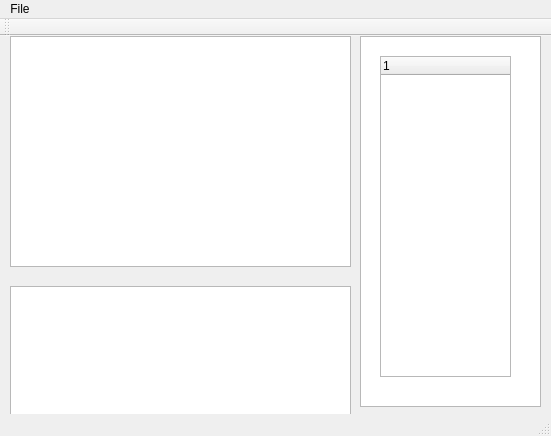
The window that SpsPPsParser/mainwindow.ui (tiancai1912/xiba) describes before a commit, drawn with Qt 5.
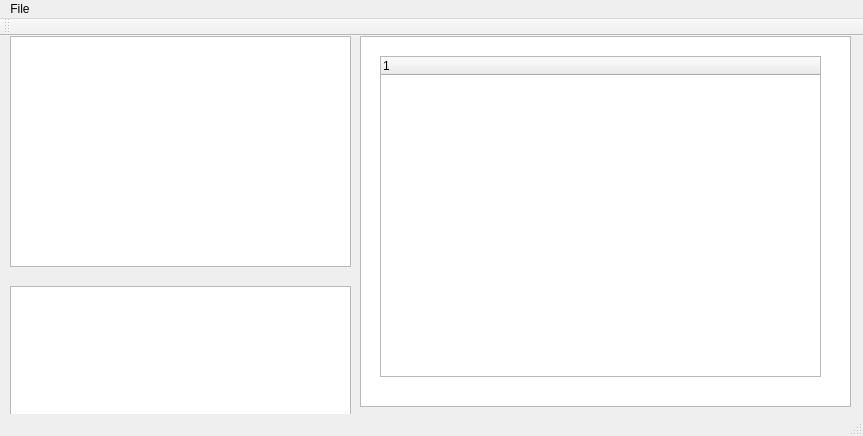
The same window after the commit.

Patch:
```diff
--- a/SpsPPsParser/mainwindow.ui
+++ b/SpsPPsParser/mainwindow.ui
@@ -6,7 +6,7 @@
    <rect>
     <x>0</x>
     <y>0</y>
-    <width>551</width>
+    <width>863</width>
     <height>436</height>
    </rect>
   </property>
@@ -39,7 +39,7 @@
      <rect>
       <x>360</x>
       <y>0</y>
-      <width>181</width>
+      <width>491</width>
       <height>371</height>
      </rect>
     </property>
@@ -49,7 +49,7 @@
      <rect>
       <x>380</x>
       <y>20</y>
-      <width>131</width>
+      <width>441</width>
       <height>321</height>
      </rect>
     </property>
@@ -65,7 +65,7 @@
     <rect>
      <x>0</x>
      <y>0</y>
-     <width>551</width>
+     <width>863</width>
      <height>25</height>
     </rect>
    </property>
```
